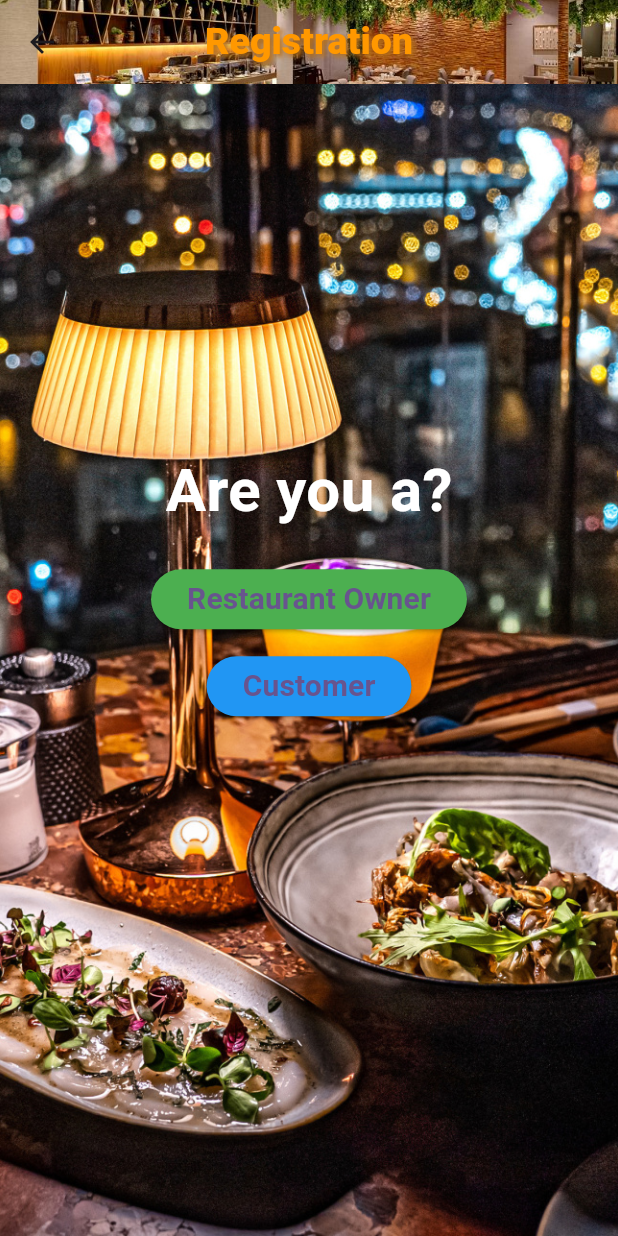
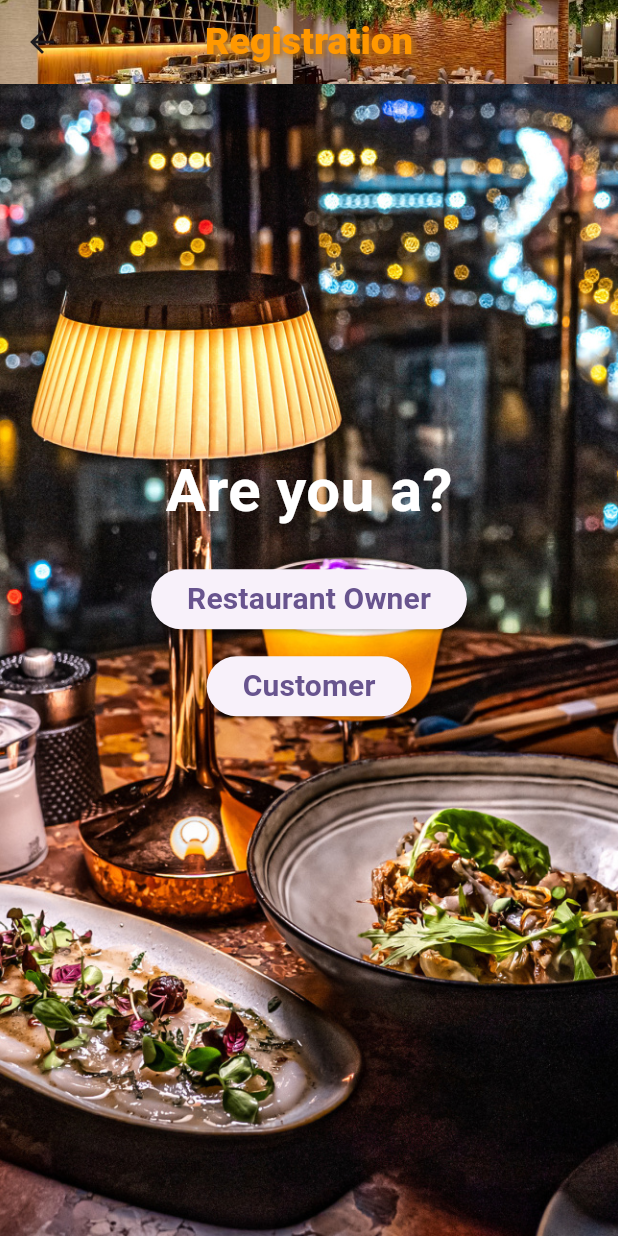
Before and after one commit to SSumu/find_your_restaurant, a Flutter app: the Registration screen opened directly, on a phone screen of 412 x 824 dp. Run offline on Flutter 3.47's test engine with Material 3 defaults, Android fonts, the phone set to English and light mode, and no system bars; our stand-ins replace cloud_firestore, firebase_auth, firebase_core, flutter_rating_bar, google_maps_flutter, location and 1 more; missing offline and left inert: dart:ffi, google_maps_webservice; accounts and stored records are empty.

Commit message:
Updated the registration and restaurant_owner_form files

```diff
--- a/lib/registration.dart
+++ b/lib/registration.dart
@@ -75,9 +75,9 @@ class Registration extends StatelessWidget {
                     ),
                   );
                 },
-                style: ElevatedButton.styleFrom(
-                  backgroundColor: Colors.green,
-                ),
+                // style: ElevatedButton.styleFrom(
+                //   backgroundColor: Colors.green,
+                // ),
                 child: const Text(
                   'Restaurant Owner',
                   style: TextStyle(
@@ -96,9 +96,9 @@ class Registration extends StatelessWidget {
                     ),
                   );
                 },
-                style: ElevatedButton.styleFrom(
-                  backgroundColor: Colors.blue,
-                ),
+                // style: ElevatedButton.styleFrom(
+                //   backgroundColor: Colors.blue,
+                // ),
                 child: const Text(
                   'Customer',
                   style: TextStyle(
--- a/lib/restaurant_owner_form.dart
+++ b/lib/restaurant_owner_form.dart
@@ -137,7 +137,7 @@ class _RestaurantOwnerFormState extends State<RestaurantOwnerForm> {
                 TextField(
                   controller: _phoneNumberController,
                   decoration: const InputDecoration(
-                    labelText: 'Phone Number',
+                    labelText: 'Contact Number',
                     labelStyle: TextStyle(color: Colors.white),
                   ),
                   keyboardType: TextInputType.phone,
```
